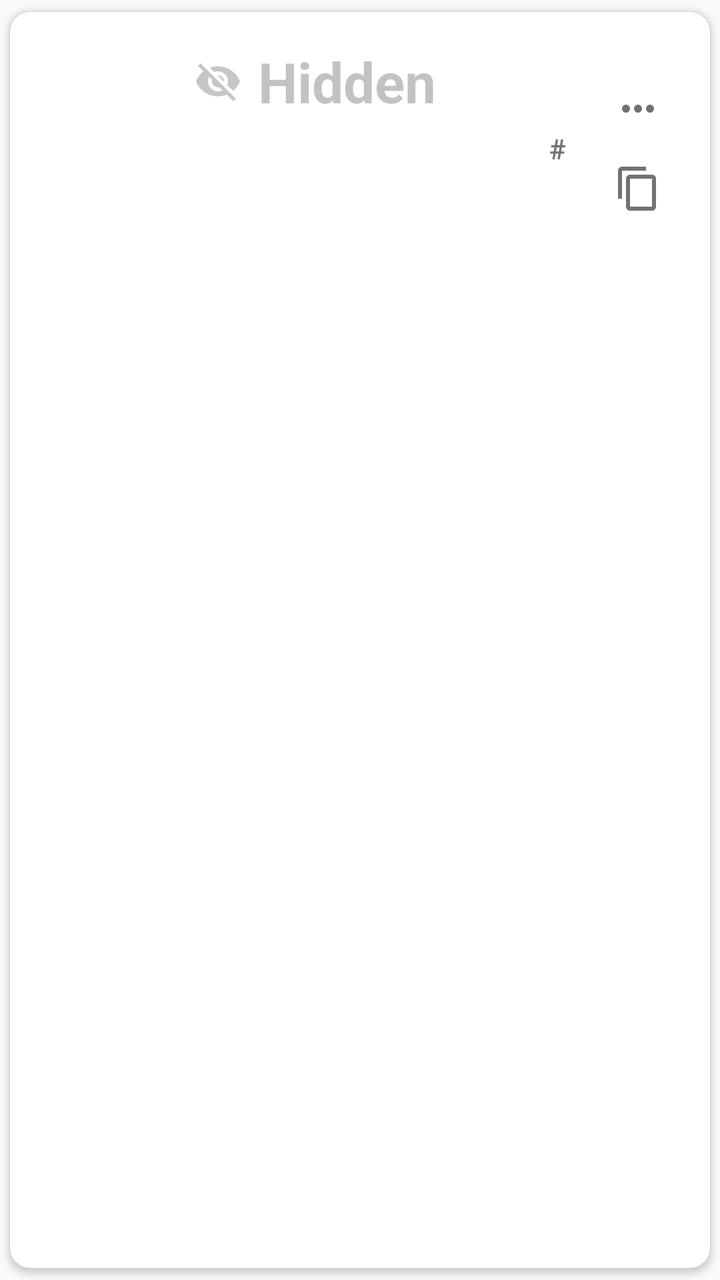
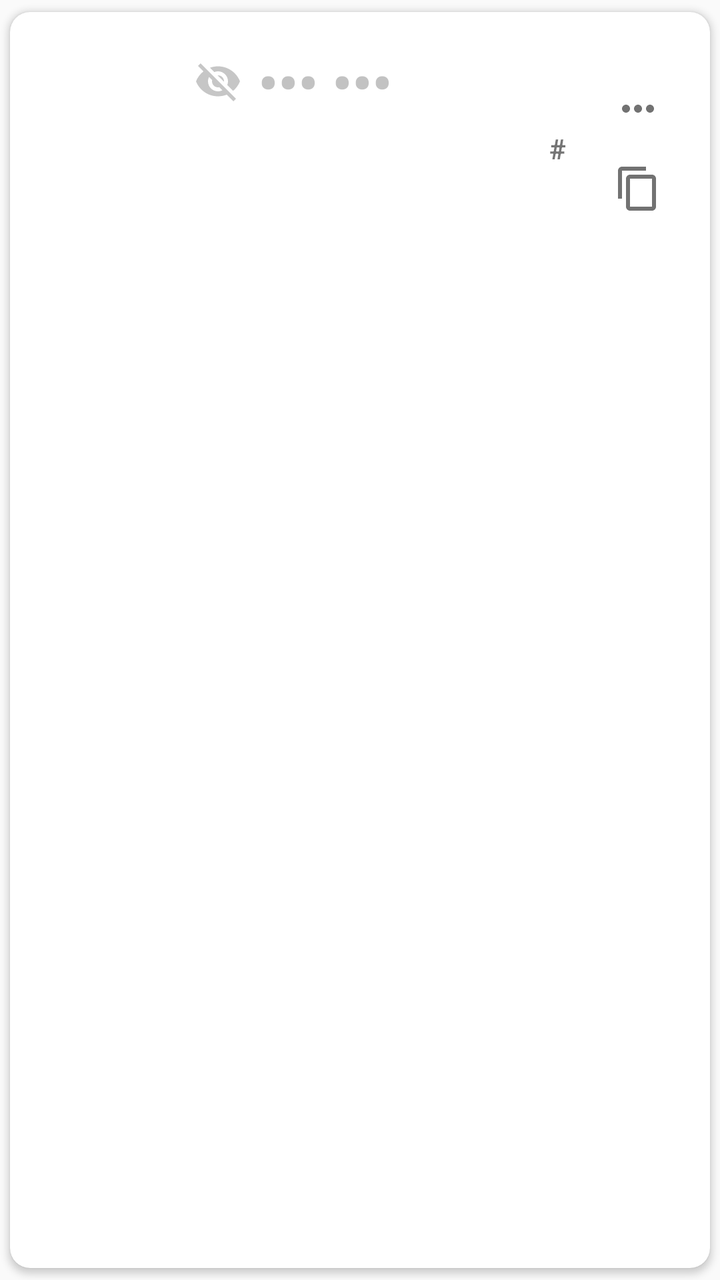

Two renders of the same Android screen: before a commit and after it. Below are the layout's source before the change and the commit's diff.
<!-- AndroidManifest.xml: application theme AppTheme -->
<!-- res/layout/component_card.xml -->
<?xml version="1.0" encoding="utf-8"?>
<androidx.cardview.widget.CardView
    xmlns:android="http://schemas.android.com/apk/res/android"
    xmlns:app="http://schemas.android.com/apk/res-auto"
    android:id="@+id/card_view"
    android:layout_width="match_parent"
    android:layout_height="wrap_content"
    android:layout_marginBottom="-7dp"
    app:contentPadding="0dp"
    style="?attr/cardStyle">

    <LinearLayout
        android:orientation="vertical"
        android:layout_width="match_parent"
        android:layout_height="match_parent">

        <LinearLayout
            android:orientation="horizontal"
            android:layout_width="match_parent"
            android:layout_height="match_parent"
            android:baselineAligned="false">

            <FrameLayout
                android:id="@+id/thumbnailFrame"
                android:layout_width="wrap_content"
                android:layout_height="match_parent"
                android:padding="@dimen/activity_margin"
                android:paddingStart="@dimen/card_padding_without_corners"
                android:background="?attr/thumbnailBackground">

                <ImageView
                    android:id="@+id/thumbnailImg"
                    android:layout_width="@dimen/card_thumbnail_size"
                    android:layout_height="@dimen/card_thumbnail_size"
                    android:layout_gravity="center"
                    android:src="@mipmap/ic_launcher" />

            </FrameLayout>

            <LinearLayout
                android:orientation="horizontal"
                android:layout_width="match_parent"
                android:layout_height="wrap_content"
                android:padding="@dimen/activity_margin"
                android:gravity="center_vertical"
                android:baselineAligned="false" >

                <LinearLayout
                    android:orientation="vertical"
                    android:layout_width="0dip"
                    android:layout_height="wrap_content"
                    android:layout_weight="1">

                    <LinearLayout
                        android:layout_width="wrap_content"
                        android:layout_height="wrap_content" >

                        <LinearLayout
                            android:id="@+id/valueLayout"
                            android:layout_width="wrap_content"
                            android:layout_height="wrap_content"
                            android:visibility="gone">

                            <ImageView
                                android:id="@+id/valueImg"
                                android:layout_width="wrap_content"
                                android:layout_height="match_parent"
                                android:layout_marginEnd="@dimen/activity_margin_small"
                                app:srcCompat="@drawable/ic_visibility_visible"/>

                            <TextView
                                android:textDirection="ltr"
                                android:id="@+id/valueText"
                                android:layout_width="wrap_content"
                                android:layout_height="wrap_content"
                                android:textColor="?android:attr/textColorSecondary"
                                android:textSize="28sp"
                                android:textStyle="bold" />

                            <TextView
                                android:id="@+id/valueTextPrev"
                                android:layout_width="wrap_content"
                                android:layout_height="wrap_content"
                                android:textColor="?android:attr/textColorSecondary"
                                android:textDirection="ltr"
                                android:layout_marginStart="@dimen/activity_margin_small" />

                        </LinearLayout>

                        <LinearLayout
                            android:id="@+id/coverLayout"
                            android:layout_width="wrap_content"
                            android:layout_height="wrap_content">

                            <ImageView
                                android:id="@+id/coverImg"
                                android:layout_width="wrap_content"
                                android:layout_height="match_parent"
                                android:layout_marginEnd="@dimen/activity_margin_small"
                                android:alpha="0.4"
                                app:srcCompat="@drawable/ic_visibility_invisible"/>

                            <TextView
                                android:layout_width="wrap_content"
                                android:layout_height="wrap_content"
                                android:alpha="0.4"
                                android:textColor="?android:attr/textColorSecondary"
                                android:textSize="28sp"
                                android:textStyle="bold"
                                android:text="@string/label_hidden" />

                        </LinearLayout>
                    </LinearLayout>

                    <TextView
                        android:id="@+id/textViewIssuer"
                        android:layout_width="wrap_content"
                        android:layout_height="wrap_content"
                        android:maxLines="1"
                        android:ellipsize="end"
                        android:textSize="18sp"
                        android:textStyle="bold" />

                    <TextView
                        android:id="@+id/textViewLabel"
                        android:layout_width="wrap_content"
                        android:layout_height="wrap_content"
                        android:maxLines="1"
                        android:ellipsize="end"
                        android:textSize="18sp" />

                    <TextView
                        android:id="@+id/textViewTags"
                        android:layout_width="wrap_content"
                        android:layout_height="wrap_content"
                        android:maxLines="1"
                        android:ellipsize="end"
                        android:textSize="13.5sp" />

                </LinearLayout>

                <LinearLayout
                    android:orientation="horizontal"
                    android:layout_width="wrap_content"
                    android:layout_height="wrap_content">

                    

                    <LinearLayout
                        android:id="@+id/counterLayout"
                        android:layout_width="wrap_content"
                        android:layout_height="wrap_content"
                        android:layout_gravity="center_vertical"
                        android:padding="@dimen/activity_horizontal_margin"
                        android:gravity="center"
                        android:visibility="visible"
                        android:orientation="horizontal" >

                        <TextView
                            android:layout_width="0dp"
                            android:layout_height="wrap_content"
                            android:layout_weight="1"
                            android:textStyle="bold"
                            android:text="@string/label_counter_symbol" />

                        <TextView
                            android:id="@+id/counter"
                            android:layout_width="wrap_content"
                            android:layout_height="wrap_content"
                            android:layout_weight="1"
                            android:textStyle="bold" />
                    </LinearLayout>

                    <LinearLayout
                        android:orientation="vertical"
                        android:layout_width="wrap_content"
                        android:layout_height="wrap_content">

                    <ImageButton
                        android:id="@+id/menuButton"
                        android:layout_width="wrap_content"
                        android:layout_height="wrap_content"
                        android:layout_gravity="center_vertical"
                        android:padding="@dimen/activity_margin_small"
                        android:background="?android:attr/selectableItemBackground"
                        android:contentDescription="@string/button_card_options"
                        app:srcCompat="@drawable/ic_more_horiz_grey"/>

                        <ImageButton
                            android:id="@+id/copyButton"
                            android:layout_width="wrap_content"
                            android:layout_height="wrap_content"
                            android:layout_gravity="center_vertical"
                            android:padding="@dimen/activity_margin_small"
                            android:background="?android:attr/selectableItemBackground"
                            android:contentDescription="@string/button_card_copy"
                            app:srcCompat="@drawable/ic_content_copy_gray" />
                    </LinearLayout>
                </LinearLayout>

            </LinearLayout>
        </LinearLayout>

        <me.zhanghai.android.materialprogressbar.MaterialProgressBar
            android:id="@+id/cardProgressBar"
            android:layout_width="match_parent"
            android:layout_height="wrap_content"
            android:visibility="gone"
            android:max="3000"
            android:progress="1500"
            app:mpb_progressStyle="horizontal"
            app:mpb_useIntrinsicPadding="false"
            app:mpb_showProgressBackground="false"
            style="@style/Widget.MaterialProgressBar.ProgressBar.Horizontal.NoPadding" />

    </LinearLayout>

</androidx.cardview.widget.CardView>
<!-- resources referenced by this layout -->
<resources>
  <dimen name="activity_horizontal_margin">16dp</dimen>
  <dimen name="activity_margin">16dp</dimen>
  <dimen name="activity_margin_small">8dp</dimen>
  <dimen name="card_padding_without_corners">14dp</dimen>
  <dimen name="card_thumbnail_size">46dp</dimen>
  <!-- drawable ic_content_copy_gray (drawable) -->
  <vector xmlns:android="http://schemas.android.com/apk/res/android"
          android:width="24dp"
          android:height="24dp"
          android:viewportWidth="24.0"
          android:viewportHeight="24.0">
      <path
          android:fillColor="#FF727272"
          android:pathData="M16,1L4,1c-1.1,0 -2,0.9 -2,2v14h2L4,3h12L16,1zM19,5L8,5c-1.1,0 -2,0.9 -2,2v14c0,1.1 0.9,2 2,2h11c1.1,0 2,-0.9 2,-2L21,7c0,-1.1 -0.9,-2 -2,-2zM19,21L8,21L8,7h11v14z"/>
  </vector>
  <!-- drawable ic_more_horiz_grey (drawable) -->
  <vector android:height="24dp"
      android:viewportHeight="24.0" android:viewportWidth="24.0"
      android:width="24dp" xmlns:android="http://schemas.android.com/apk/res/android">
      <path android:fillColor="#FF727272" android:pathData="M6,10c-1.1,0 -2,0.9 -2,2s0.9,2 2,2 2,-0.9 2,-2 -0.9,-2 -2,-2zM18,10c-1.1,0 -2,0.9 -2,2s0.9,2 2,2 2,-0.9 2,-2 -0.9,-2 -2,-2zM12,10c-1.1,0 -2,0.9 -2,2s0.9,2 2,2 2,-0.9 2,-2 -0.9,-2 -2,-2z"/>
  </vector>
  <!-- drawable ic_visibility_visible (drawable) -->
  <vector xmlns:android="http://schemas.android.com/apk/res/android"
          android:width="24dp"
          android:height="24dp"
          android:viewportWidth="24.0"
          android:viewportHeight="24.0">
      <path
          android:fillColor="#FF727272"
          android:pathData="M12,4.5C7,4.5 2.73,7.61 1,12c1.73,4.39 6,7.5 11,7.5s9.27,-3.11 11,-7.5c-1.73,-4.39 -6,-7.5 -11,-7.5zM12,17c-2.76,0 -5,-2.24 -5,-5s2.24,-5 5,-5 5,2.24 5,5 -2.24,5 -5,5zM12,9c-1.66,0 -3,1.34 -3,3s1.34,3 3,3 3,-1.34 3,-3 -1.34,-3 -3,-3z"/>
  </vector>
  <!-- mipmap ic_launcher (mipmap-anydpi-v26) -->
  <?xml version="1.0" encoding="utf-8"?>
  <adaptive-icon xmlns:android="http://schemas.android.com/apk/res/android">
      <background android:drawable="@color/ic_launcher_background"/>
      <foreground android:drawable="@drawable/ic_launcher_foreground"/>
  </adaptive-icon>
  <string name="button_card_copy">Copy token</string>
  <string name="button_card_options">More options</string>
  <string name="label_counter_symbol" translatable="false">#</string>
  <string name="label_hidden">Hidden</string>
  <style name="AppTheme" parent="AppBaseTheme" />
  <color name="ic_launcher_background">#607D8B</color>
  <color name="colorPrimary">#607D8B</color>
  <color name="colorPrimaryDark">#455A6A</color>
  <color name="colorAccent">#3498db</color>
  <color name="github_dark">#333333</color>
  <color name="paypal_dark">#003087</color>
  <style name="CardViewStyle" parent="CardView">
          <item name="cardCornerRadius">@dimen/card_corner_radius</item>
          <item name="cardUseCompatPadding">true</item>
          <item name="contentPadding">@dimen/activity_margin</item>
      </style>
  <style name="DialogTheme" parent="Theme.AppCompat.Light.Dialog.MinWidth">
          <item name="colorAccent">@color/colorAccent</item>
      </style>
  <color name="expiring_red_dark">#d50000</color>
  <color name="black">#000000</color>
  <dimen name="card_corner_radius">10dp</dimen>
  <!-- unchanged entries left out for length: 3 -->
</resources>

<!-- the commit's change to res/layout/component_card.xml (unified diff, before → after) -->
@@ -104,10 +104,11 @@
                                 android:layout_width="wrap_content"
                                 android:layout_height="wrap_content"
                                 android:alpha="0.4"
+                                android:contentDescription="@string/label_hidden"
+                                android:text="@string/bullet_placeholder"
                                 android:textColor="?android:attr/textColorSecondary"
                                 android:textSize="28sp"
-                                android:textStyle="bold"
-                                android:text="@string/label_hidden" />
+                                android:textStyle="bold" />
 
                         </LinearLayout>
                     </LinearLayout>
<!-- resource entries referenced after the edit -->
@@ -37,6 +37,7 @@
       <background android:drawable="@color/ic_launcher_background"/>
       <foreground android:drawable="@drawable/ic_launcher_foreground"/>
   </adaptive-icon>
+  <string name="bullet_placeholder" translatable="false">••• •••</string>
   <string name="button_card_copy">Copy token</string>
   <string name="button_card_options">More options</string>
   <string name="label_counter_symbol" translatable="false">#</string>
